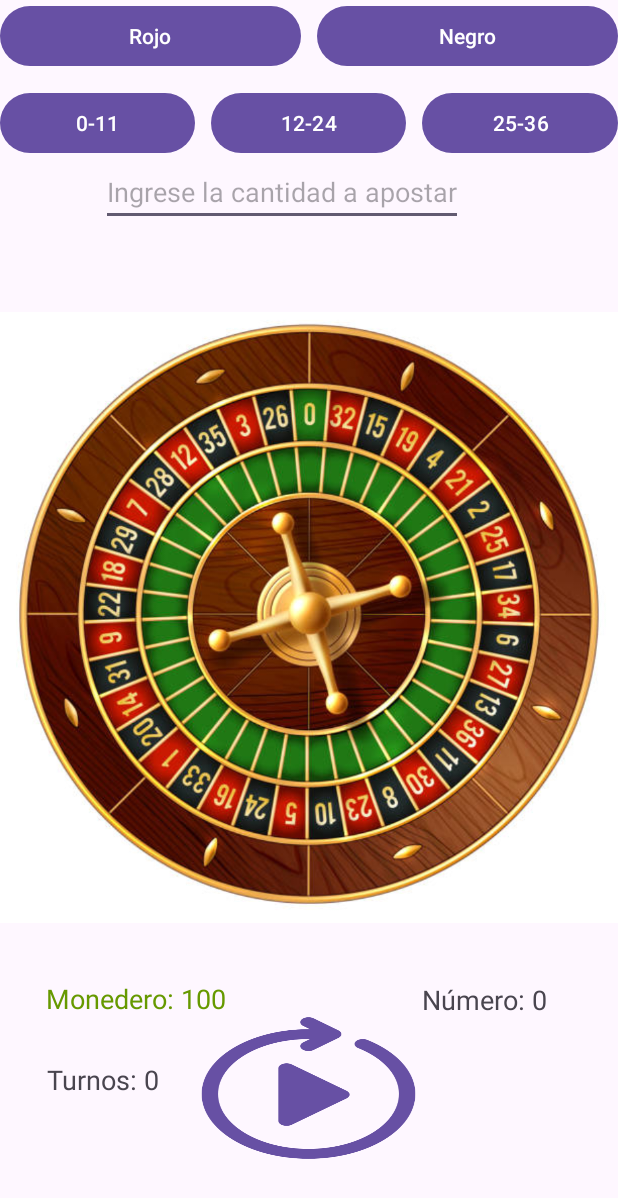
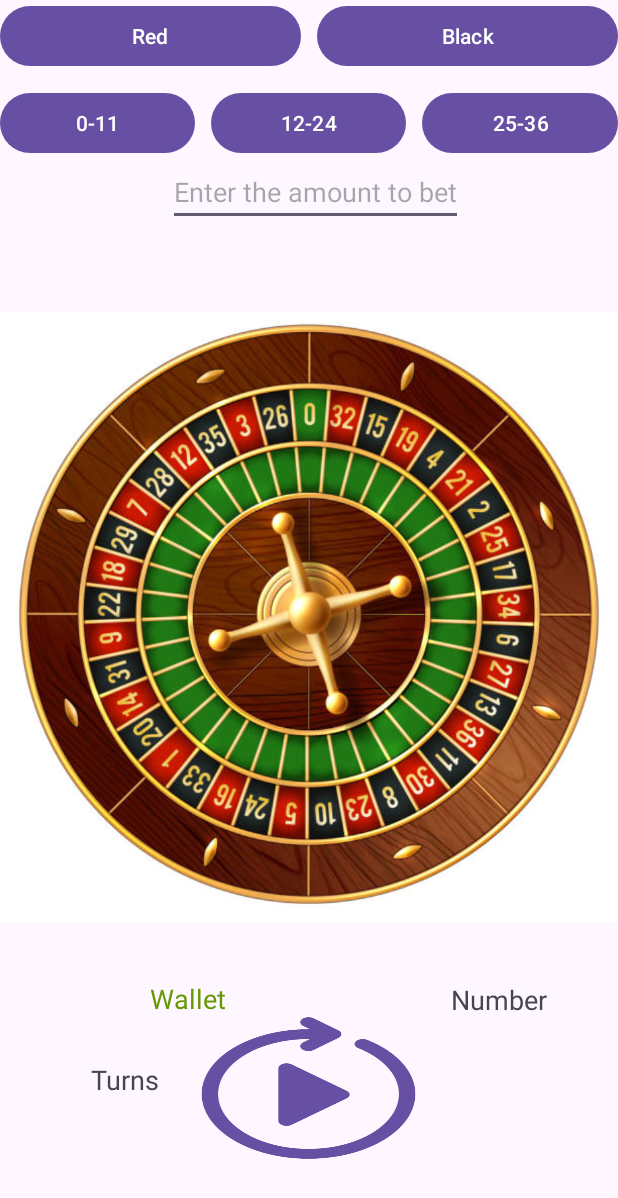
Before and after one commit to RicardVillalba/retrofitersRuleta, an Android app: the MainActivity screen opened directly, with no data from a screen before it, on a phone screen of 412 x 824 dp. Shown: the top 1198 px of the screen. Run offline under Robolectric (Android 15) with nearby library versions, the phone set to English and light mode, and no system bars.

Commit message:
multi lsngusgr implrmrntrf

```diff
--- a/app/src/main/res/layout/activity_main.xml
+++ b/app/src/main/res/layout/activity_main.xml
@@ -40,7 +40,7 @@
             android:layout_alignParentRight="true"
             android:layout_marginTop="653dp"
             android:layout_marginRight="261dp"
-            android:text="Monedero: 100"
+            android:text="@string/wallet"
             android:textColor="@android:color/holo_green_dark"
             android:textSize="18sp" />
 
@@ -52,7 +52,7 @@
             android:layout_alignParentRight="true"
             android:layout_marginTop="29dp"
             android:layout_marginRight="306dp"
-            android:text="Turnos: 0"
+            android:text="@string/turn"
             android:textSize="18sp" />
 
         <TextView
@@ -63,9 +63,8 @@
             android:layout_alignParentRight="true"
             android:layout_marginTop="-24dp"
             android:layout_marginRight="47dp"
-            android:text="Número: 0"
+            android:text="@string/number"
             android:textSize="18sp" />
-
 
 
         <EditText
@@ -76,7 +75,7 @@
             android:layout_alignParentRight="true"
             android:layout_marginTop="105dp"
             android:layout_marginRight="103dp"
-            android:hint="Ingrese la cantidad a apostar"
+            android:hint="@string/entertheamounttobet"
             android:inputType="numberDecimal" />
 
         <LinearLayout
@@ -89,17 +88,17 @@
                 android:id="@+id/btnRojo"
                 android:layout_width="0dp"
                 android:layout_height="wrap_content"
-                android:text="Rojo"
+                android:layout_marginRight="5dp"
                 android:layout_weight="1"
-                android:layout_marginRight="5dp"/>
+                android:text="@string/red" />
 
             <Button
                 android:id="@+id/btnNegro"
                 android:layout_width="0dp"
                 android:layout_height="wrap_content"
-                android:text="Negro"
+                android:layout_marginLeft="5dp"
                 android:layout_weight="1"
-                android:layout_marginLeft="5dp"/>
+                android:text="@string/black" />
 
         </LinearLayout>
 
--- a/app/src/main/res/layout/inicio_activity.xml
+++ b/app/src/main/res/layout/inicio_activity.xml
@@ -8,8 +8,8 @@
         android:id="@+id/editTextNombre"
         android:layout_width="match_parent"
         android:layout_height="wrap_content"
-        android:hint="Ingresa tu nombre"
         android:layout_marginTop="150dp"
+        android:hint="@string/insertYourName"
         android:inputType="text" />
 
     <Button
@@ -18,16 +18,16 @@
         android:layout_height="wrap_content"
         android:layout_below="@id/editTextNombre"
         android:layout_marginTop="30dp"
-        android:text="Iniciar Juego" />
+        android:text="@string/startGame" />
 
     <Button
         android:id="@+id/buttonVerHistorico"
         android:layout_width="match_parent"
         android:layout_height="wrap_content"
+        android:layout_below="@id/buttonIniciarJuego"
         android:layout_gravity="center"
         android:layout_marginTop="30dp"
-        android:layout_below="@id/buttonIniciarJuego"
-        android:text="Ver Histórico" />
+        android:text="@string/showhistory" />
 
     <Switch
         android:id="@+id/switchAudio"
--- a/app/src/main/res/values/strings.xml
+++ b/app/src/main/res/values/strings.xml
@@ -1,3 +1,12 @@
 <resources>
     <string name="app_name">retrofitersRuleta</string>
+    <string name="red">Red</string>
+    <string name="black">Black</string>
+    <string name="entertheamounttobet">Enter the amount to bet</string>
+    <string name="wallet">Wallet</string>
+    <string name="number">Number</string>
+    <string name="turn">Turns</string>
+    <string name="insertYourName">Inser your name</string>
+    <string name="startGame">Start game</string>
+    <string name="showhistory">Show History</string>
 </resources>
```
Also changed, not shown: 1 other file.
